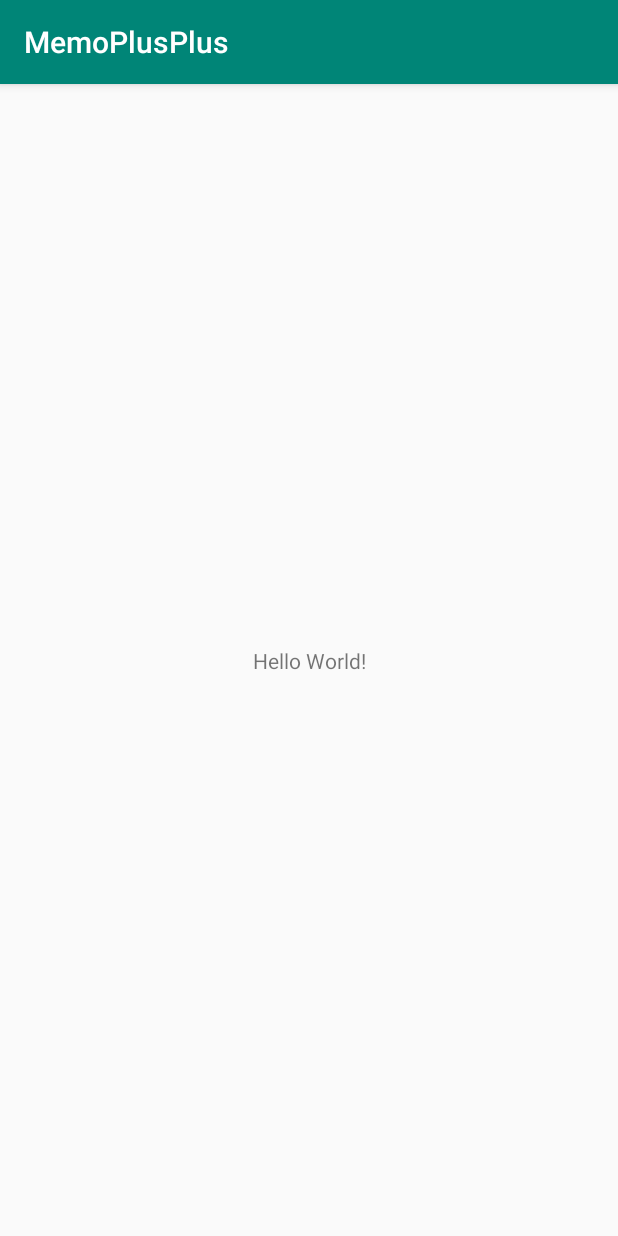
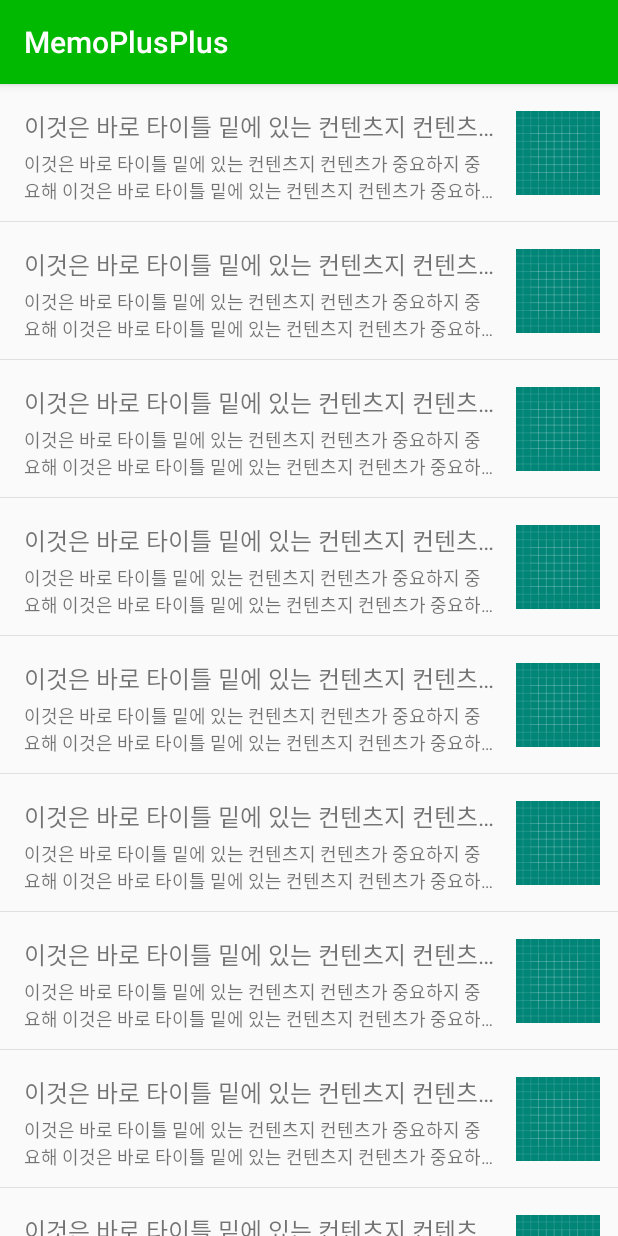
Before and after one commit to Wanjuuuuu/MemoPlusPlus, an Android app: the screen it shows after launch (MainActivity), on a phone screen of 412 x 824 dp. Run offline under Robolectric (Android 15) with nearby library versions, the phone set to English and light mode, and no system bars.

Commit message:
Add recyclerView in MainActivity and MemoAdapter

```diff
--- a/app/build.gradle
+++ b/app/build.gradle
@@ -23,6 +23,8 @@ dependencies {
     implementation fileTree(dir: 'libs', include: ['*.jar'])
     implementation 'androidx.appcompat:appcompat:1.0.2'
     implementation 'androidx.constraintlayout:constraintlayout:1.1.3'
+    implementation "androidx.recyclerview:recyclerview:1.1.0"
+
     testImplementation 'junit:junit:4.12'
     androidTestImplementation 'androidx.test.ext:junit:1.1.0'
     androidTestImplementation 'androidx.test.espresso:espresso-core:3.1.1'
--- a/app/src/main/AndroidManifest.xml
+++ b/app/src/main/AndroidManifest.xml
@@ -9,7 +9,7 @@
         android:roundIcon="@mipmap/ic_launcher_round"
         android:supportsRtl="true"
         android:theme="@style/AppTheme">
-        <activity android:name=".MainActivity">
+        <activity android:name=".activities.MainActivity">
             <intent-filter>
                 <action android:name="android.intent.action.MAIN" />
 
--- a/app/src/main/java/com/wanjuuuuu/memoplusplus/MainActivity.java
+++ /dev/null
@@ -1,14 +0,0 @@
-package com.wanjuuuuu.memoplusplus;
-
-import androidx.appcompat.app.AppCompatActivity;
-
-import android.os.Bundle;
-
-public class MainActivity extends AppCompatActivity {
-
-    @Override
-    protected void onCreate(Bundle savedInstanceState) {
-        super.onCreate(savedInstanceState);
-        setContentView(R.layout.activity_main);
-    }
-}
--- /dev/null
+++ b/app/src/main/java/com/wanjuuuuu/memoplusplus/activities/MainActivity.java
@@ -0,0 +1,40 @@
+package com.wanjuuuuu.memoplusplus.activities;
+
+import androidx.appcompat.app.AppCompatActivity;
+import androidx.recyclerview.widget.LinearLayoutManager;
+import androidx.recyclerview.widget.RecyclerView;
+
+import android.os.Bundle;
+
+import com.wanjuuuuu.memoplusplus.R;
+import com.wanjuuuuu.memoplusplus.adapters.MemoAdapter;
+import com.wanjuuuuu.memoplusplus.models.Memo;
+
+import java.util.ArrayList;
+import java.util.List;
+
+public class MainActivity extends AppCompatActivity {
+
+    private RecyclerView mRecyclerView;
+    private MemoAdapter mMemoAdapter;
+
+    @Override
+    protected void onCreate(Bundle savedInstanceState) {
+        super.onCreate(savedInstanceState);
+        setContentView(R.layout.activity_main);
+        mRecyclerView = findViewById(R.id.memo_recycler_view);
+
+        // just mock
+        String mockText = getResources().getString(R.string.mock_text);
+        List<Memo> memos = new ArrayList<>();
+        for (int i = 0; i < 30; ++i) {
+            memos.add(new Memo(mockText, mockText, null));
+        }
+
+        mMemoAdapter = new MemoAdapter(this);
+        mMemoAdapter.addMemos(memos);
+        mRecyclerView.setAdapter(mMemoAdapter);
+        RecyclerView.LayoutManager layoutManager = new LinearLayoutManager(this);
+        mRecyclerView.setLayoutManager(layoutManager);
+    }
+}
--- /dev/null
+++ b/app/src/main/java/com/wanjuuuuu/memoplusplus/adapters/MemoAdapter.java
@@ -0,0 +1,69 @@
+package com.wanjuuuuu.memoplusplus.adapters;
+
+import android.content.Context;
+import android.view.LayoutInflater;
+import android.view.View;
+import android.view.ViewGroup;
+import android.widget.ImageView;
+import android.widget.TextView;
+
+import androidx.annotation.NonNull;
+import androidx.recyclerview.widget.RecyclerView;
+
+import com.wanjuuuuu.memoplusplus.R;
+import com.wanjuuuuu.memoplusplus.models.Memo;
+
+import java.util.ArrayList;
+import java.util.List;
+
+public class MemoAdapter extends RecyclerView.Adapter<MemoAdapter.MemoHolder> {
+
+    private Context mContext;
+    private List<Memo> mMemoList;
+
+    public MemoAdapter(Context context) {
+        mContext = context;
+        mMemoList = new ArrayList<>();
+    }
+
+    public void addMemos(List<Memo> memos) {
+        mMemoList.addAll(memos);
+    }
+
+    @NonNull
+    @Override
+    public MemoHolder onCreateViewHolder(@NonNull ViewGroup parent, int viewType) {
+        return new MemoHolder(LayoutInflater.from(mContext).inflate(R.layout.memo_view, parent,
+                false));
+    }
+
+    @Override
+    public void onBindViewHolder(@NonNull MemoHolder holder, int position) {
+        Memo memo = mMemoList.get(position);
+        holder.bind(memo);
+    }
+
+    @Override
+    public int getItemCount() {
+        return mMemoList.size();
+    }
+
+    class MemoHolder extends RecyclerView.ViewHolder {
+        private TextView mTitleView;
+        private TextView mContentView;
+        private ImageView mThumbnailView;
+
+        MemoHolder(View view) {
+            super(view);
+            mTitleView = view.findViewById(R.id.title_preview_text_view);
+            mContentView = view.findViewById(R.id.content_preview_text_view);
+            mThumbnailView = view.findViewById(R.id.thumbnail_image_view);
+        }
+
+        void bind(Memo memo) {
+            mTitleView.setText(memo.getTitle());
+            mContentView.setText(memo.getContent());
+            // handle mThumbnailView
+        }
+    }
+}
--- /dev/null
+++ b/app/src/main/java/com/wanjuuuuu/memoplusplus/models/Image.java
@@ -0,0 +1,4 @@
+package com.wanjuuuuu.memoplusplus.models;
+
+public class Image {
+}
--- /dev/null
+++ b/app/src/main/java/com/wanjuuuuu/memoplusplus/models/Memo.java
@@ -0,0 +1,38 @@
+package com.wanjuuuuu.memoplusplus.models;
+
+public class Memo {
+    // TODO: immutable?
+    private String title;
+    private String content;
+    private Image image;
+
+    public Memo(String title, String content, Image image) {
+        this.title = title;
+        this.content = content;
+        this.image = image;
+    }
+
+    public String getTitle() {
+        return title;
+    }
+
+    public void setTitle(String title) {
+        this.title = title;
+    }
+
+    public String getContent() {
+        return content;
+    }
+
+    public void setContent(String content) {
+        this.content = content;
+    }
+
+    public Image getImage() {
+        return image;
+    }
+
+    public void setImage(Image image) {
+        this.image = image;
+    }
+}
--- /dev/null
+++ b/app/src/main/res/drawable/border.xml
@@ -0,0 +1,8 @@
+<?xml version="1.0" encoding="utf-8"?>
+<layer-list xmlns:android="http://schemas.android.com/apk/res/android">
+    <item android:top="-2dp" android:left="-2dp" android:right="-2dp">
+        <shape android:shape="rectangle">
+            <stroke android:width="@dimen/border_width" android:color="@color/border_color" />
+        </shape>
+    </item>
+</layer-list>
--- a/app/src/main/res/layout/activity_main.xml
+++ b/app/src/main/res/layout/activity_main.xml
@@ -1,18 +1,14 @@
 <?xml version="1.0" encoding="utf-8"?>
-<androidx.constraintlayout.widget.ConstraintLayout xmlns:android="http://schemas.android.com/apk/res/android"
-    xmlns:app="http://schemas.android.com/apk/res-auto"
+<LinearLayout xmlns:android="http://schemas.android.com/apk/res/android"
     xmlns:tools="http://schemas.android.com/tools"
+    android:orientation="vertical"
     android:layout_width="match_parent"
     android:layout_height="match_parent"
-    tools:context=".MainActivity">
+    tools:context=".activities.MainActivity">
 
-    <TextView
-        android:layout_width="wrap_content"
-        android:layout_height="wrap_content"
-        android:text="Hello World!"
-        app:layout_constraintBottom_toBottomOf="parent"
-        app:layout_constraintLeft_toLeftOf="parent"
-        app:layout_constraintRight_toRightOf="parent"
-        app:layout_constraintTop_toTopOf="parent" />
+    <androidx.recyclerview.widget.RecyclerView
+        android:id="@+id/memo_recycler_view"
+        android:layout_width="match_parent"
+        android:layout_height="match_parent" />
 
-</androidx.constraintlayout.widget.ConstraintLayout>
+</LinearLayout>
--- /dev/null
+++ b/app/src/main/res/layout/memo_view.xml
@@ -0,0 +1,69 @@
+<?xml version="1.0" encoding="utf-8"?>
+<LinearLayout xmlns:android="http://schemas.android.com/apk/res/android"
+    xmlns:app="http://schemas.android.com/apk/res-auto"
+    xmlns:tools="http://schemas.android.com/tools"
+    android:layout_width="match_parent"
+    android:layout_height="@dimen/memo_view_height"
+    android:background="@drawable/border"
+    android:orientation="vertical">
+
+    <androidx.constraintlayout.widget.ConstraintLayout
+        android:layout_width="match_parent"
+        android:layout_height="match_parent">
+
+        <androidx.constraintlayout.widget.ConstraintLayout
+            android:id="@+id/title_content_wrapper"
+            android:layout_width="0dp"
+            android:layout_height="match_parent"
+            android:layout_marginStart="16dp"
+            android:layout_marginEnd="14dp"
+            app:layout_constraintBottom_toBottomOf="parent"
+            app:layout_constraintEnd_toStartOf="@+id/thumbnail_image_view"
+            app:layout_constraintHorizontal_bias="0.0"
+            app:layout_constraintStart_toStartOf="parent"
+            app:layout_constraintTop_toTopOf="parent">
+
+            <TextView
+                android:id="@+id/title_preview_text_view"
+                android:layout_width="wrap_content"
+                android:layout_height="wrap_content"
+                android:layout_marginTop="16dp"
+                android:ellipsize="end"
+                android:maxLines="1"
+                android:text="@string/mock_text"
+                android:textSize="@dimen/title_text_size"
+                app:layout_constraintEnd_toEndOf="parent"
+                app:layout_constraintStart_toStartOf="parent"
+                app:layout_constraintTop_toTopOf="parent" />
+
+            <TextView
+                android:id="@+id/content_preview_text_view"
+                android:layout_width="wrap_content"
+                android:layout_height="wrap_content"
+                android:layout_marginTop="6dp"
+                android:layout_marginBottom="14dp"
+                android:ellipsize="end"
+                android:maxLines="2"
+                android:text="@string/mock_text"
+                android:textSize="@dimen/content_text_size"
+                app:layout_constraintBottom_toBottomOf="parent"
+                app:layout_constraintEnd_toEndOf="parent"
+                app:layout_constraintStart_toStartOf="parent"
+                app:layout_constraintTop_toBottomOf="@+id/title_preview_text_view" />
+        </androidx.constraintlayout.widget.ConstraintLayout>
+
+        <ImageView
+            android:id="@+id/thumbnail_image_view"
+            android:layout_width="@dimen/image_thumbnail_width"
+            android:layout_height="@dimen/image_thumbnail_height"
+            android:layout_gravity="center"
+            android:layout_marginEnd="12dp"
+            android:src="@drawable/ic_launcher_background"
+            app:layout_constraintBottom_toBottomOf="parent"
+            app:layout_constraintEnd_toEndOf="parent"
+            app:layout_constraintTop_toTopOf="parent" />
+
+
+    </androidx.constraintlayout.widget.ConstraintLayout>
+
+</LinearLayout>
--- a/app/src/main/res/values/colors.xml
+++ b/app/src/main/res/values/colors.xml
@@ -1,6 +1,8 @@
 <?xml version="1.0" encoding="utf-8"?>
 <resources>
-    <color name="colorPrimary">#008577</color>
-    <color name="colorPrimaryDark">#00574B</color>
-    <color name="colorAccent">#D81B60</color>
+    <color name="colorPrimary">#ff00b900</color>
+    <color name="colorPrimaryDark">#ff00b900</color>
+    <color name="colorAccent">#ff99b900</color>
+
+    <color name="border_color">#ffe0e0e0</color>
 </resources>
--- /dev/null
+++ b/app/src/main/res/values/dimen.xml
@@ -0,0 +1,11 @@
+<?xml version="1.0" encoding="utf-8"?>
+<resources>
+    <!--MainActivity-->
+    <dimen name="memo_view_height">92dp</dimen>
+    <dimen name="image_thumbnail_height">56dp</dimen>
+    <dimen name="image_thumbnail_width">56dp</dimen>
+    <dimen name="title_text_size">16sp</dimen>
+    <dimen name="content_text_size">12sp</dimen>
+    <!--drawable-->
+    <dimen name="border_width">0.5dp</dimen>
+</resources>
--- a/app/src/main/res/values/strings.xml
+++ b/app/src/main/res/values/strings.xml
@@ -1,3 +1,4 @@
 <resources>
     <string name="app_name">MemoPlusPlus</string>
+    <string name="mock_text">이것은 바로 타이틀 밑에 있는 컨텐츠지 컨텐츠가 중요하지 중요해 이것은 바로 타이틀 밑에 있는 컨텐츠지 컨텐츠가 중요하지 중요해 이것은 바로 타이틀 밑에 있는 컨텐츠지 컨텐츠가 중요하지 중요해 이것은 바로 타이틀 밑에 있는 컨텐츠지 컨텐츠가 중요하지 중요해</string>
 </resources>
```
